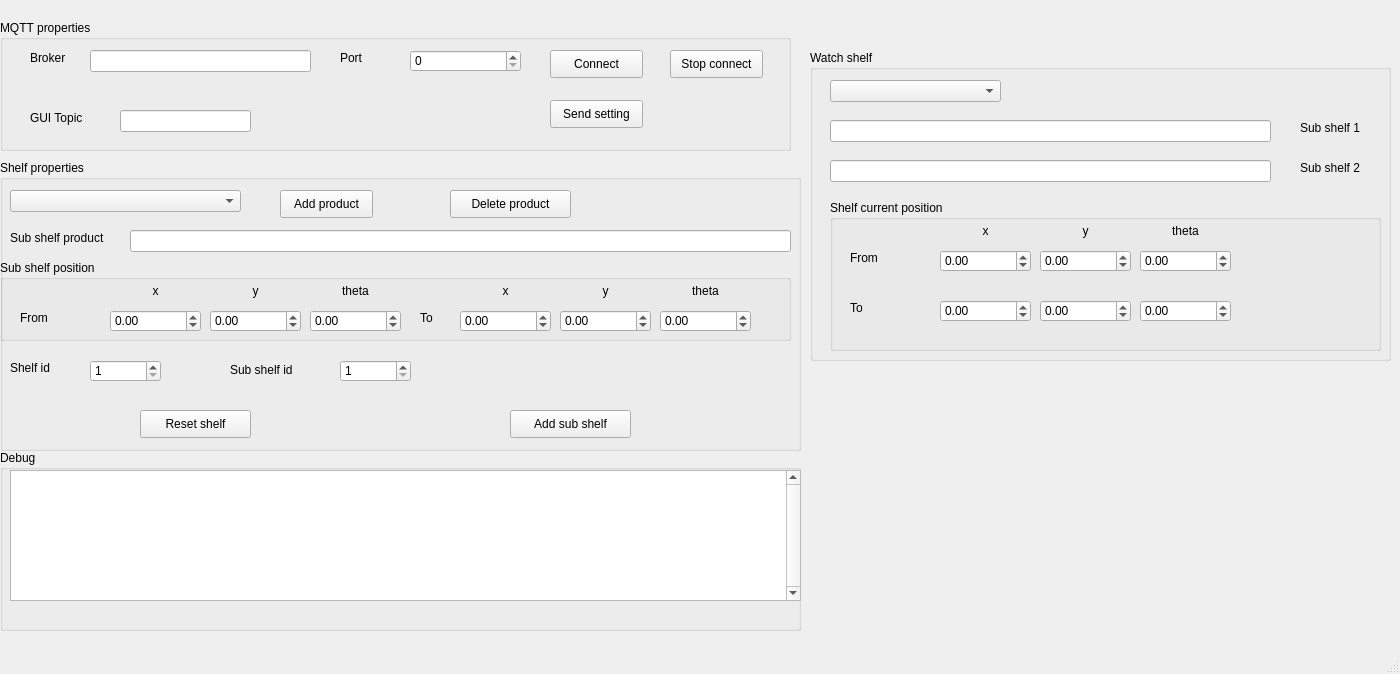
Above: DATN_GUI.ui from Anh-phi-ngu-IT-Dien-tu/DATN_Nhung_Firmware_Raspberrypi before the change. Below: the same form after it.
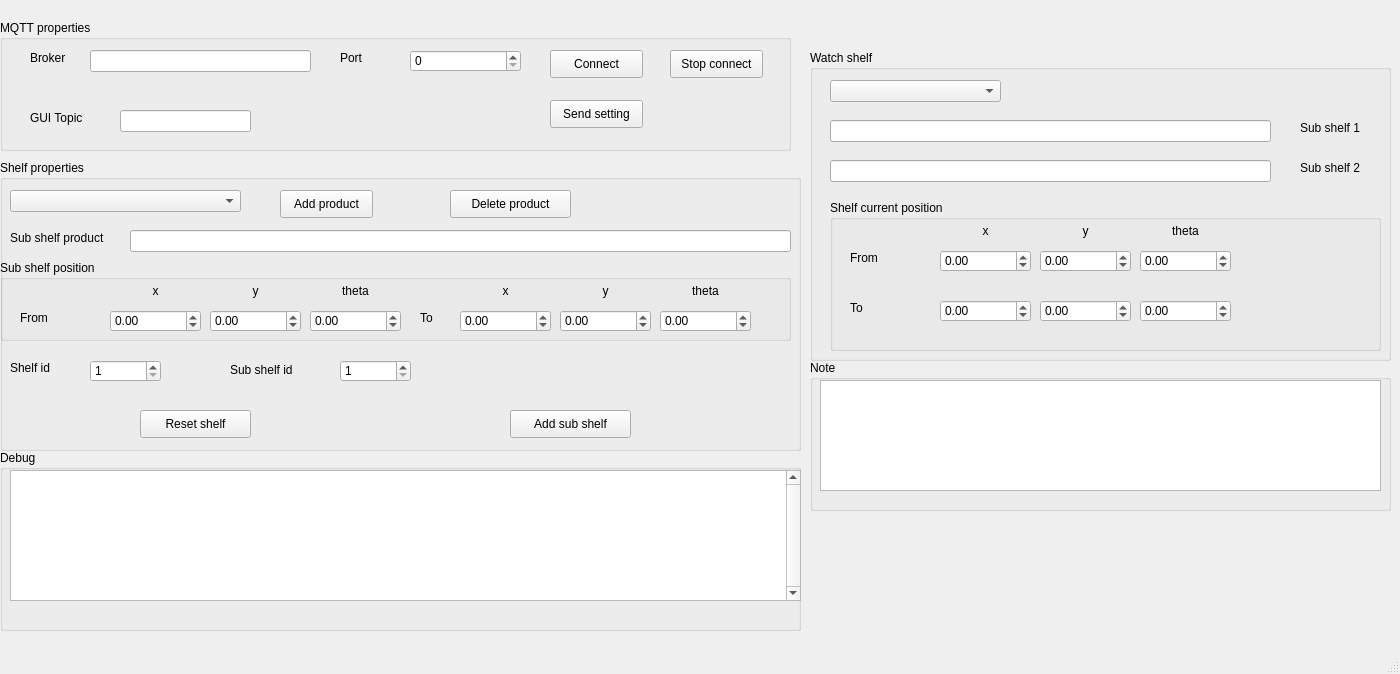
That is the form after the change.

Diff of the .ui file:
```diff
--- a/DATN_GUI.ui
+++ b/DATN_GUI.ui
@@ -829,6 +829,39 @@
      </widget>
     </widget>
    </widget>
+   <widget class="QGroupBox" name="noteGroupBox">
+    <property name="geometry">
+     <rect>
+      <x>810</x>
+      <y>360</y>
+      <width>581</width>
+      <height>151</height>
+     </rect>
+    </property>
+    <property name="font">
+     <font>
+      <pointsize>9</pointsize>
+     </font>
+    </property>
+    <property name="title">
+     <string>Note</string>
+    </property>
+    <widget class="QTextBrowser" name="noteTextBrowser">
+     <property name="geometry">
+      <rect>
+       <x>10</x>
+       <y>20</y>
+       <width>561</width>
+       <height>111</height>
+      </rect>
+     </property>
+     <property name="font">
+      <font>
+       <pointsize>12</pointsize>
+      </font>
+     </property>
+    </widget>
+   </widget>
   </widget>
   <widget class="QMenuBar" name="menubar">
    <property name="geometry">
```
